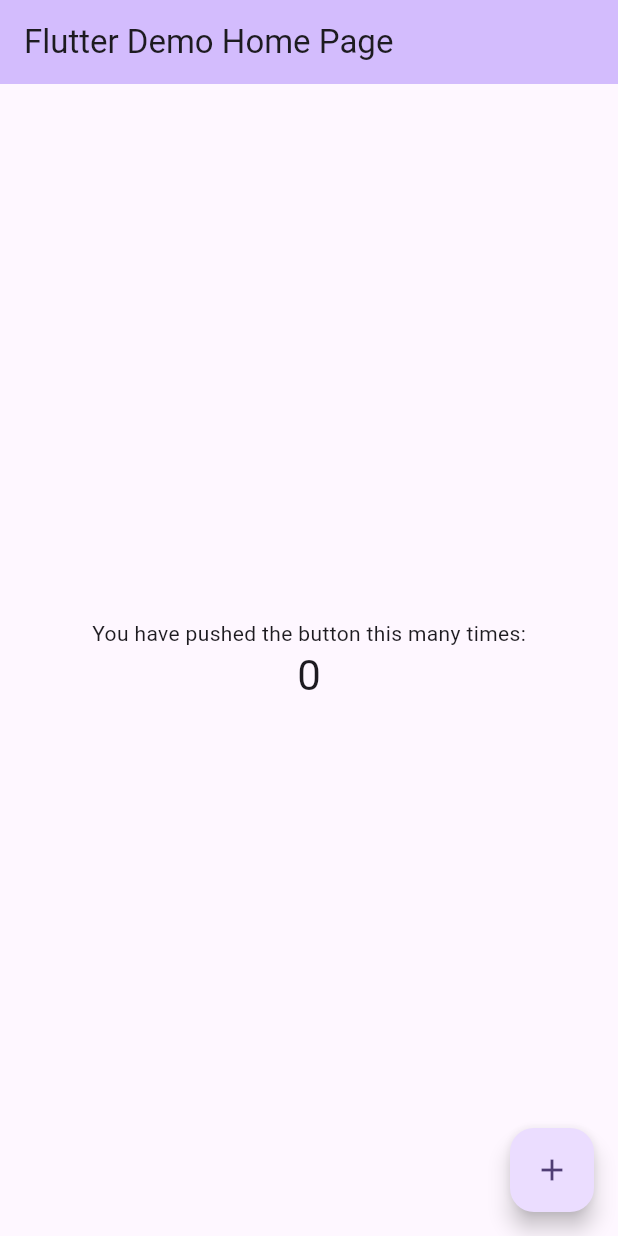
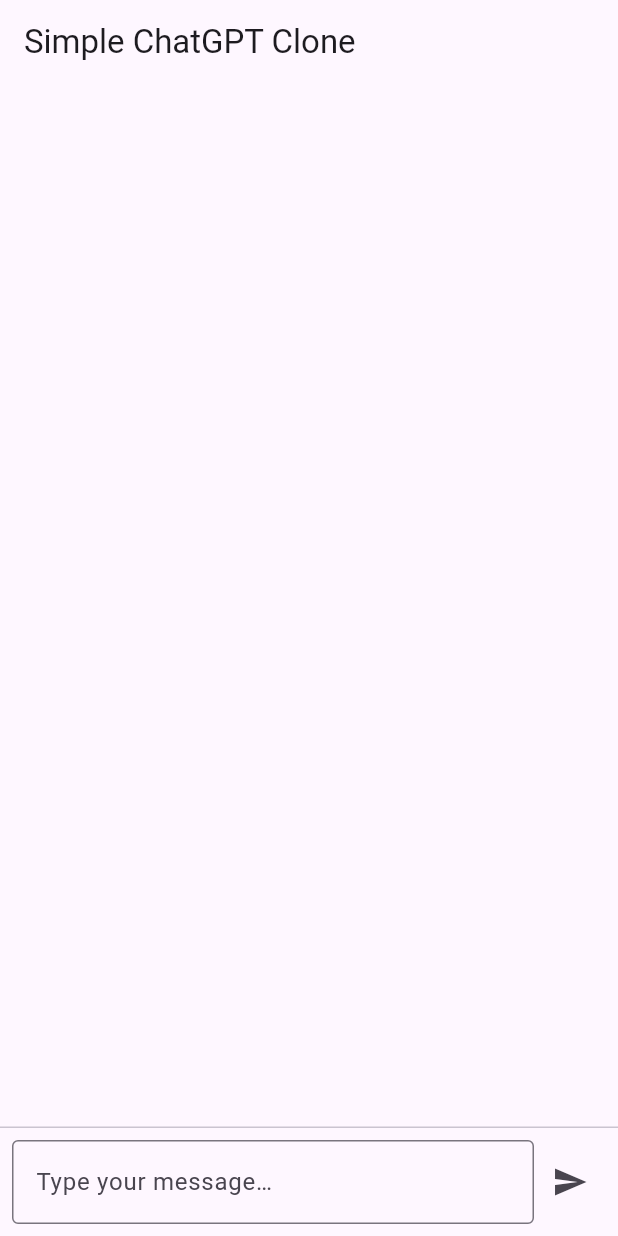
Before and after one commit to austindelic/social_outcast, a Flutter app: the screen it shows after launch, on a phone screen of 412 x 824 dp. Run offline on Flutter 3.47's test engine with Material 3 defaults, Android fonts, the phone set to English and light mode, and no system bars; our stand-ins replace dio.

Commit message:
Refactor main app structure and integrate ChatScreen with AI response functionality

```diff
--- a/lib/main.dart
+++ b/lib/main.dart
@@ -1,122 +1,135 @@
 import 'package:flutter/material.dart';
+import 'package:dio/dio.dart';
 
-void main() {
-  runApp(const MyApp());
-}
+void main() => runApp(const MyApp());
 
 class MyApp extends StatelessWidget {
   const MyApp({super.key});
-
-  // This widget is the root of your application.
   @override
   Widget build(BuildContext context) {
-    return MaterialApp(
-      title: 'Flutter Demo',
-      theme: ThemeData(
-        // This is the theme of your application.
-        //
-        // TRY THIS: Try running your application with "flutter run". You'll see
-        // the application has a purple toolbar. Then, without quitting the app,
-        // try changing the seedColor in the colorScheme below to Colors.green
-        // and then invoke "hot reload" (save your changes or press the "hot
-        // reload" button in a Flutter-supported IDE, or press "r" if you used
-        // the command line to start the app).
-        //
-        // Notice that the counter didn't reset back to zero; the application
-        // state is not lost during the reload. To reset the state, use hot
-        // restart instead.
-        //
-        // This works for code too, not just values: Most code changes can be
-        // tested with just a hot reload.
-        colorScheme: ColorScheme.fromSeed(seedColor: Colors.deepPurple),
-      ),
-      home: const MyHomePage(title: 'Flutter Demo Home Page'),
+    return const MaterialApp(
+      home: ChatScreen(),
+      debugShowCheckedModeBanner: false,
     );
   }
 }
 
-class MyHomePage extends StatefulWidget {
-  const MyHomePage({super.key, required this.title});
-
-  // This widget is the home page of your application. It is stateful, meaning
-  // that it has a State object (defined below) that contains fields that affect
-  // how it looks.
-
-  // This class is the configuration for the state. It holds the values (in this
-  // case the title) provided by the parent (in this case the App widget) and
-  // used by the build method of the State. Fields in a Widget subclass are
-  // always marked "final".
-
-  final String title;
-
+class ChatScreen extends StatefulWidget {
+  const ChatScreen({super.key});
   @override
-  State<MyHomePage> createState() => _MyHomePageState();
+  State<ChatScreen> createState() => _ChatScreenState();
 }
 
-class _MyHomePageState extends State<MyHomePage> {
-  int _counter = 0;
+class _ChatScreenState extends State<ChatScreen> {
+  final List<_Message> _messages = [];
+  final TextEditingController _controller = TextEditingController();
+  final ScrollController _scroll = ScrollController();
+  bool _loading = false;
 
-  void _incrementCounter() {
+  Future<void> _sendMessage() async {
+    final prompt = _controller.text.trim();
+    if (prompt.isEmpty) return;
     setState(() {
-      // This call to setState tells the Flutter framework that something has
-      // changed in this State, which causes it to rerun the build method below
-      // so that the display can reflect the updated values. If we changed
-      // _counter without calling setState(), then the build method would not be
-      // called again, and so nothing would appear to happen.
-      _counter++;
+      _messages.add(_Message(prompt, true)); // user
+      _loading = true;
     });
+    _controller.clear();
+
+    try {
+      final reply = await fetchAIResponse(prompt);
+      setState(() {
+        _messages.add(_Message(reply, false)); // AI
+        _loading = false;
+      });
+    } catch (e) {
+      setState(() {
+        _messages.add(_Message("[error: $e]", false));
+        _loading = false;
+      });
+    }
   }
 
   @override
   Widget build(BuildContext context) {
-    // This method is rerun every time setState is called, for instance as done
-    // by the _incrementCounter method above.
-    //
-    // The Flutter framework has been optimized to make rerunning build methods
-    // fast, so that you can just rebuild anything that needs updating rather
-    // than having to individually change instances of widgets.
     return Scaffold(
-      appBar: AppBar(
-        // TRY THIS: Try changing the color here to a specific color (to
-        // Colors.amber, perhaps?) and trigger a hot reload to see the AppBar
-        // change color while the other colors stay the same.
-        backgroundColor: Theme.of(context).colorScheme.inversePrimary,
-        // Here we take the value from the MyHomePage object that was created by
-        // the App.build method, and use it to set our appbar title.
-        title: Text(widget.title),
+      appBar: AppBar(title: const Text("Simple ChatGPT Clone")),
+      body: Column(
+        children: [
+          Expanded(
+            child: ListView.builder(
+              controller: _scroll,
+              itemCount: _messages.length,
+              itemBuilder: (context, i) {
+                final msg = _messages[i];
+                return Align(
+                  alignment: msg.isUser
+                      ? Alignment.centerRight
+                      : Alignment.centerLeft,
+                  child: Container(
+                    margin: const EdgeInsets.symmetric(
+                      vertical: 4,
+                      horizontal: 12,
+                    ),
+                    padding: const EdgeInsets.all(12),
+                    decoration: BoxDecoration(
+                      color: msg.isUser ? Colors.blue[100] : Colors.grey[200],
+                      borderRadius: BorderRadius.circular(18),
+                    ),
+                    child: Text(msg.text),
+                  ),
+                );
+              },
+            ),
+          ),
+          if (_loading)
+            const Padding(
+              padding: EdgeInsets.all(8.0),
+              child: CircularProgressIndicator(),
+            ),
+          const Divider(height: 1),
+          Padding(
+            padding: const EdgeInsets.all(8.0),
+            child: Row(
+              children: [
+                Expanded(
+                  child: TextField(
+                    controller: _controller,
+                    onSubmitted: (_) => _sendMessage(),
+                    decoration: const InputDecoration(
+                      hintText: "Type your message…",
+                      border: OutlineInputBorder(),
+                    ),
+                  ),
+                ),
+                IconButton(
+                  icon: const Icon(Icons.send),
+                  onPressed: _loading ? null : _sendMessage,
+                ),
+              ],
+            ),
+          ),
+        ],
       ),
-      body: Center(
-        // Center is a layout widget. It takes a single child and positions it
-        // in the middle of the parent.
-        child: Column(
-          // Column is also a layout widget. It takes a list of children and
-          // arranges them vertically. By default, it sizes itself to fit its
-          // children horizontally, and tries to be as tall as its parent.
-          //
-          // Column has various properties to control how it sizes itself and
-          // how it positions its children. Here we use mainAxisAlignment to
-          // center the children vertically; the main axis here is the vertical
-          // axis because Columns are vertical (the cross axis would be
-          // horizontal).
-          //
-          // TRY THIS: Invoke "debug painting" (choose the "Toggle Debug Paint"
-          // action in the IDE, or press "p" in the console), to see the
-          // wireframe for each widget.
-          mainAxisAlignment: MainAxisAlignment.center,
-          children: <Widget>[
-            const Text('You have pushed the button this many times:'),
-            Text(
-              '$_counter',
-              style: Theme.of(context).textTheme.headlineMedium,
-            ),
-          ],
-        ),
-      ),
-      floatingActionButton: FloatingActionButton(
-        onPressed: _incrementCounter,
-        tooltip: 'Increment',
-        child: const Icon(Icons.add),
-      ), // This trailing comma makes auto-formatting nicer for build methods.
     );
   }
 }
+
+class _Message {
+  final String text;
+  final bool isUser;
+  _Message(this.text, this.isUser);
+}
+
+Future<String> fetchAIResponse(String prompt) async {
+  final dio = Dio();
+  final response = await dio.post(
+    'https://ai.hackclub.com/chat/completions',
+    options: Options(headers: {'Content-Type': 'application/json'}),
+    data: {
+      "messages": [
+        {"role": "user", "content": prompt},
+      ],
+    },
+  );
+  return response.data["choices"][0]["message"]["content"] as String;
+}
--- a/pubspec.yaml
+++ b/pubspec.yaml
@@ -2,7 +2,7 @@
 description: "A new Flutter project."
 # The following line prevents the package from being accidentally published to
 # pub.dev using `flutter pub publish`. This is preferred for private packages.
-publish_to: 'none' # Remove this line if you wish to publish to pub.dev
+publish_to: "none" # Remove this line if you wish to publish to pub.dev
 
 # The following defines the version and build number for your application.
 # A version number is three numbers separated by dots, like 1.2.43
@@ -34,6 +34,7 @@
   # The following adds the Cupertino Icons font to your application.
   # Use with the CupertinoIcons class for iOS style icons.
   cupertino_icons: ^1.0.8
+  dio: ^5.4.3 # (or latest version)
 
 dev_dependencies:
   flutter_test:
@@ -51,7 +52,6 @@
 
 # The following section is specific to Flutter packages.
 flutter:
-
   # The following line ensures that the Material Icons font is
   # included with your application, so that you can use the icons in
   # the material Icons class.
```
Also changed, not shown: pubspec.lock.
